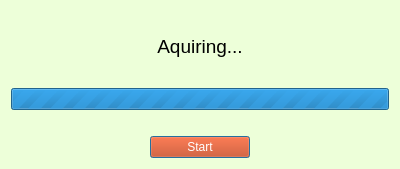
jrsm1/EWAS_Application, file GUI/Qt_Files/progress_dialog_v1.ui: the form before one commit.
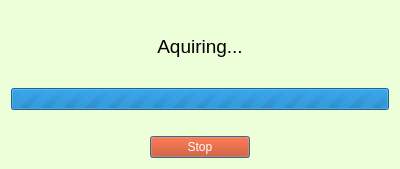
The form after the commit.

Commit message: Wrote start button logic somewhat. Look for check_status_during_test

Diff of the .ui file:
```diff
--- a/GUI/Qt_Files/progress_dialog_v1.ui
+++ b/GUI/Qt_Files/progress_dialog_v1.ui
@@ -83,7 +83,7 @@
 						</string>
      </property>
      <property name="text">
-      <string>Start</string>
+      <string>Stop</string>
      </property>
     </widget>
    </item>
```
The commit also changes 6 other files.
